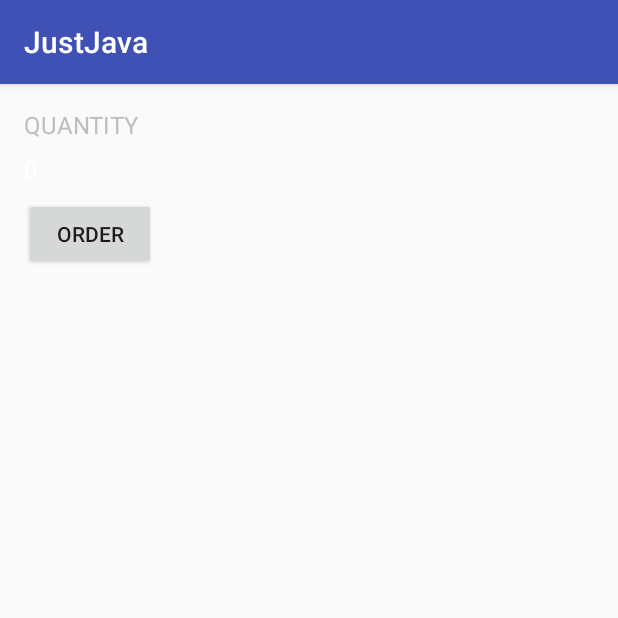
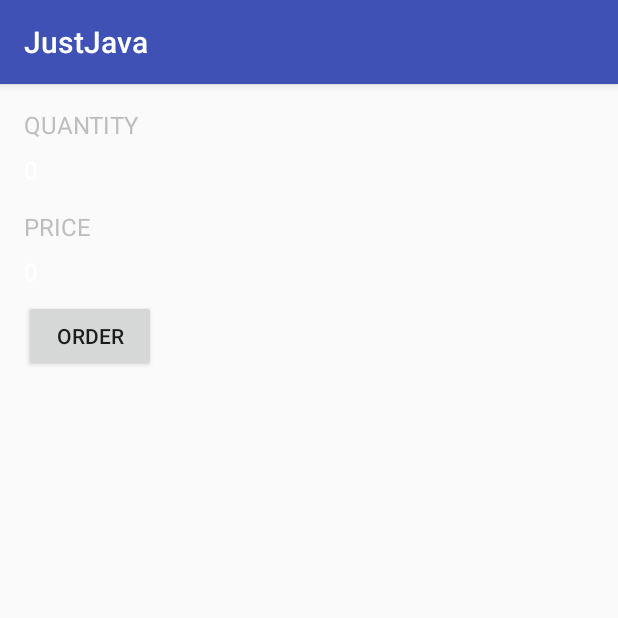
Before and after one commit to rowland007/JustJava, an Android app: the screen it shows after launch (MainActivity), on a phone screen of 412 x 824 dp, the top half of it. Run offline under Robolectric (Android 15) with nearby library versions, the phone set to English and light mode, and no system bars.

Commit message:
Add TextViews and strings for price

```diff
--- a/app/src/main/res/layout/activity_main.xml
+++ b/app/src/main/res/layout/activity_main.xml
@@ -28,6 +28,27 @@
         android:layout_marginStart="16dp"
         android:layout_marginTop="8dp"/>
 
+    <TextView
+        android:id="@+id/price_title"
+        android:layout_width="wrap_content"
+        android:layout_height="wrap_content"
+        android:text="@string/price_title"
+        android:textAllCaps="true"
+        android:textColor="@android:color/secondary_text_dark"
+        android:textSize="16sp"
+        android:layout_marginStart="16dp"
+        android:layout_marginTop="16dp"/>
+
+    <TextView
+        android:id="@+id/price_value"
+        android:layout_width="wrap_content"
+        android:layout_height="wrap_content"
+        android:text="@string/price_value"
+        android:textColor="@android:color/primary_text_dark"
+        android:textSize="16sp"
+        android:layout_marginStart="16dp"
+        android:layout_marginTop="8dp"/>
+
     <Button
         android:id="@+id/order_button"
         android:layout_width="wrap_content"
--- a/app/src/main/res/values/strings.xml
+++ b/app/src/main/res/values/strings.xml
@@ -3,4 +3,6 @@
     <string name="quantity_title">Quantity</string>
     <string name="quantity_value">0</string>
     <string name="order_button">Order</string>
+    <string name="price_title">Price</string>
+    <string name="price_value">0</string>
 </resources>
```
